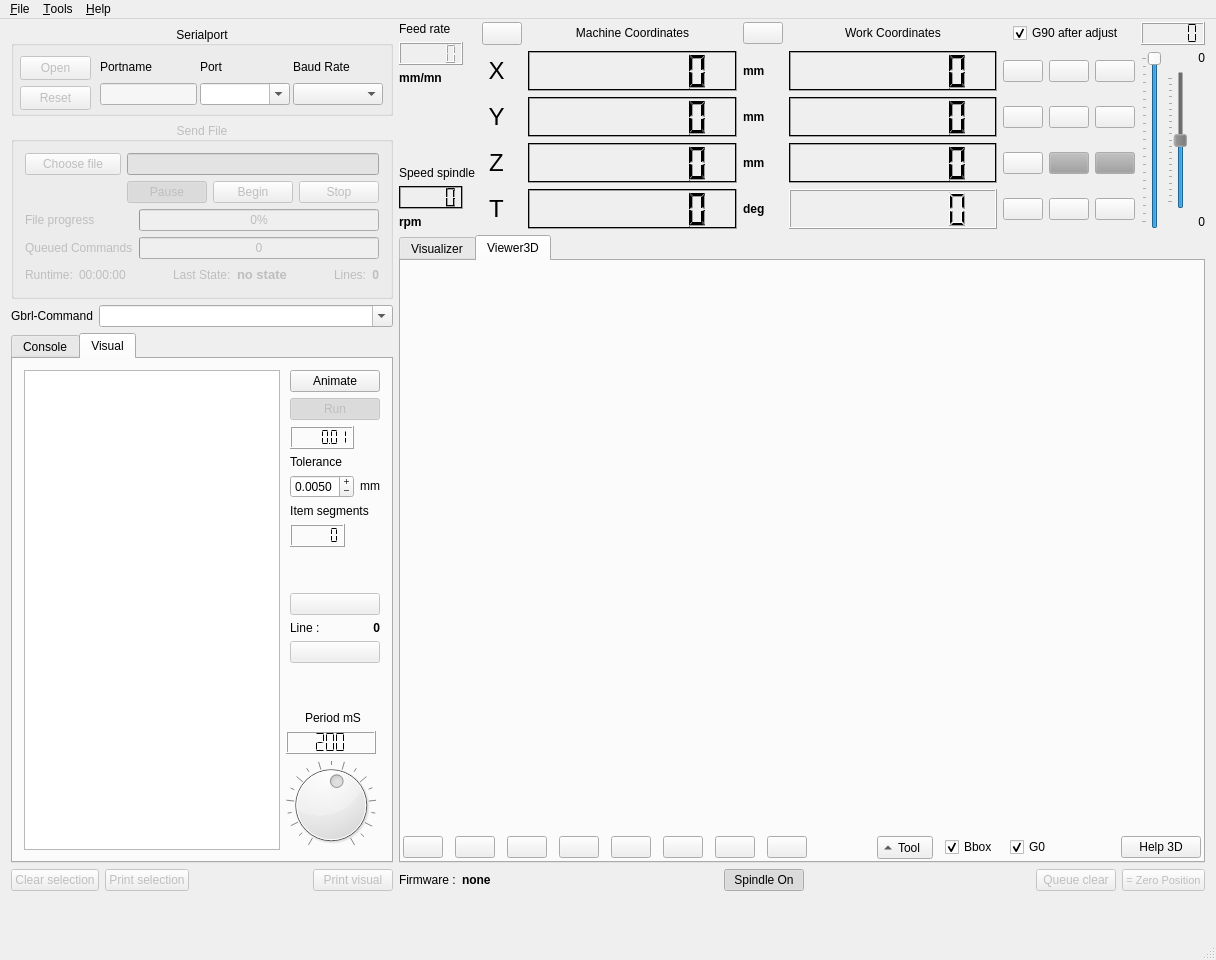
The window that forms/mainwindow.ui (AlfredoCubitos/GrblHoming) describes before a commit, drawn with Qt 5.
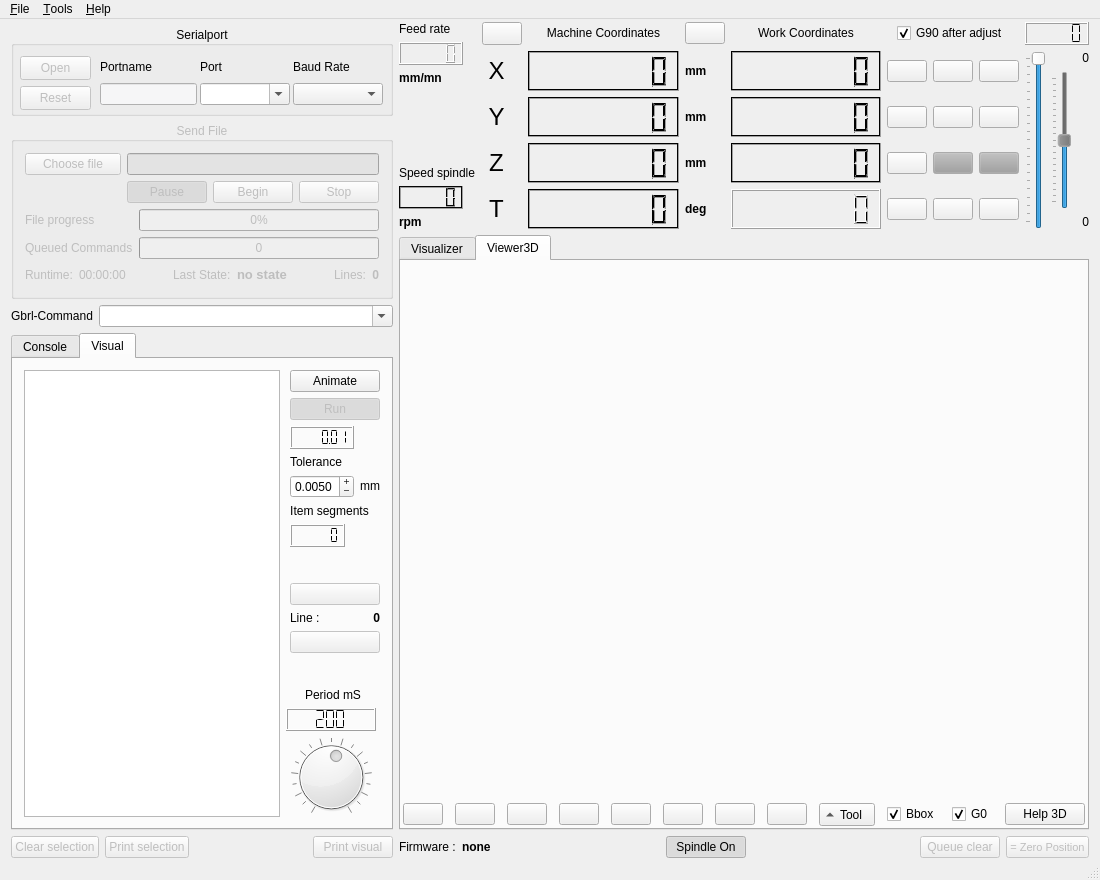
The same window after the commit. Icons and pictures are not drawn. Custom widgets are drawn as their Qt base class.

Commit message: mainwindow now to fit smaller screen size

The edit to the form file:
```diff
--- a/forms/mainwindow.ui
+++ b/forms/mainwindow.ui
@@ -12,8 +12,8 @@
    <rect>
     <x>0</x>
     <y>0</y>
-    <width>1216</width>
-    <height>960</height>
+    <width>1100</width>
+    <height>880</height>
    </rect>
   </property>
   <property name="sizePolicy">
@@ -3935,7 +3935,7 @@
     <rect>
      <x>0</x>
      <y>0</y>
-     <width>1216</width>
+     <width>1100</width>
      <height>21</height>
     </rect>
    </property>
```
